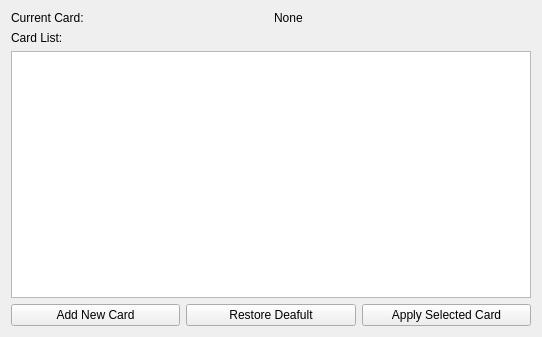
imasam/nfc-qt, file mainwindow.ui: the form before one commit.
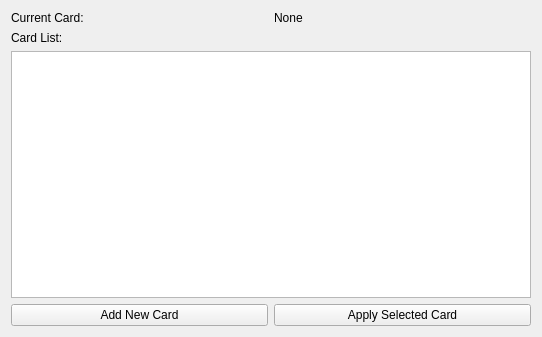
The form after the commit.

```diff
--- a/mainwindow.ui
+++ b/mainwindow.ui
@@ -68,13 +68,6 @@
         </property>
        </widget>
       </item>
-      <item>
-       <widget class="QPushButton" name="btnRestore">
-        <property name="text">
-         <string>Restore Deafult</string>
-        </property>
-       </widget>
-      </item>
       <item>
        <widget class="QPushButton" name="btnApply">
         <property name="text">
```
